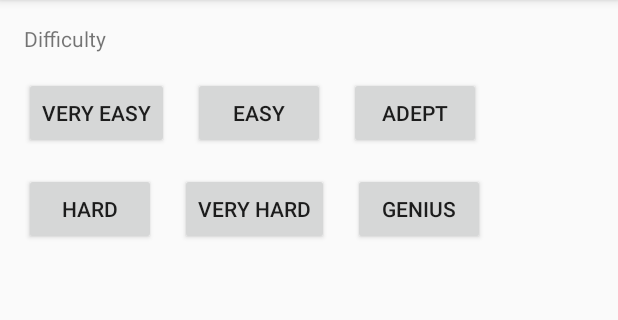
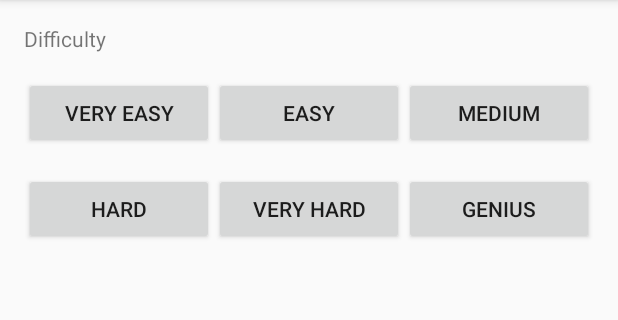
Before and after one commit to strikebit/mathblitz, an Android app: the PracticeActivity screen opened directly, with no data from a screen before it, on a phone screen of 412 x 824 dp, the part 84-404 px from its top. Run offline under Robolectric (Android 15) with nearby library versions, the phone set to English and light mode, and no system bars.

Commit message:
Misc ui tweaks

```diff
--- a/app/src/main/java/io/strikebit/mathblitz/GameActivity.java
+++ b/app/src/main/java/io/strikebit/mathblitz/GameActivity.java
@@ -138,6 +138,7 @@ public class GameActivity extends AppCompatActivity {
                 progressBar.setVisibility(View.VISIBLE);
                 TextView questionText = findViewById(R.id.math_question);
                 questionText.setVisibility(View.VISIBLE);
+                timerText.setVisibility(View.VISIBLE);
                 final Handler timerHandler = new Handler();
                 timerHandler.postDelayed(new Runnable() {
                     @Override
@@ -194,7 +195,7 @@ public class GameActivity extends AppCompatActivity {
             questionTimer = null;
         }
 
-        questionTimer = new CountDownTimer(questionTime, 10) {
+        questionTimer = new CountDownTimer(questionTime, 100) {
             public void onTick(long mUntilFinished) {
                 currentQuestionTime = questionTime - (float) mUntilFinished;
                 double i = (double) mUntilFinished;
--- a/app/src/main/java/io/strikebit/mathblitz/strategy/MathQuestionStrategy.java
+++ b/app/src/main/java/io/strikebit/mathblitz/strategy/MathQuestionStrategy.java
@@ -18,6 +18,7 @@ public class MathQuestionStrategy implements MathQuestionStrategyInterface {
     private final static String OPERATOR_MINUS = "-";
     private final static String OPERATOR_MULTIPLY = "*";
     private final static String OPERATOR_DIVIDE = "/";
+    private final static String OPERATOR_EXPONENT = "^";
     private final static List<String> operators = Collections.unmodifiableList(Arrays.asList(
             OPERATOR_PLUS, OPERATOR_MINUS, OPERATOR_MULTIPLY, OPERATOR_DIVIDE));
 
@@ -97,6 +98,9 @@ public class MathQuestionStrategy implements MathQuestionStrategyInterface {
         int operand2 = random.nextInt(16);
         if (0 == operand2 && OPERATOR_DIVIDE.equals(operator)) {
             ++operand2;
+        }
+        if (OPERATOR_EXPONENT.equals(operator)) {
+            // TODO
         }
 
         String question = String.format(Locale.US, "%d %s %d", operand1, operator, operand2);
--- a/app/src/main/res/drawable/rounded_button_purple.xml
+++ b/app/src/main/res/drawable/rounded_button_maroon.xml
@@ -3,22 +3,22 @@
     <item android:state_pressed="true">
         <shape android:shape="rectangle">
             <corners android:radius="10dip" />
-            <stroke android:width="1dip" android:color="#5e7974" />
-            <gradient android:angle="-90" android:startColor="#345953" android:endColor="#689a92"  />
+            <stroke android:width="1dip" android:color="#8b1846" />
+            <gradient android:angle="-90" android:startColor="#680531" android:endColor="#8b1846"  />
         </shape>
     </item>
     <item android:state_focused="true">
         <shape android:shape="rectangle">
             <corners android:radius="10dip" />
-            <stroke android:width="1dip" android:color="#822990" />
-            <solid android:color="#822990"/>
+            <stroke android:width="1dip" android:color="#8b1846" />
+            <solid android:color="#8b1846"/>
         </shape>
     </item>
     <item>
         <shape android:shape="rectangle">
             <corners android:radius="10dip" />
-            <stroke android:width="1dip" android:color="#822990" />
-            <gradient android:angle="-90" android:startColor="#822990" android:endColor="#611c6c" />
+            <stroke android:width="1dip" android:color="#b0275b" />
+            <gradient android:angle="-90" android:startColor="#8b1846" android:endColor="#680531" />
         </shape>
     </item>
 </selector>
--- a/app/src/main/res/layout/activity_game.xml
+++ b/app/src/main/res/layout/activity_game.xml
@@ -13,6 +13,7 @@
         android:layout_marginTop="16dp"
         android:layout_marginEnd="16dp"
         android:layout_marginRight="16dp"
+        android:visibility="invisible"
         android:text="@string/start_timer_default"
         app:layout_constraintEnd_toEndOf="parent"
         app:layout_constraintTop_toTopOf="parent" />
--- a/app/src/main/res/layout/activity_main.xml
+++ b/app/src/main/res/layout/activity_main.xml
@@ -95,8 +95,8 @@
         android:layout_marginEnd="16dp"
         android:layout_marginTop="16dp"
         android:layout_marginBottom="16dp"
-        app:layout_constraintStart_toStartOf="@id/text_stats"
-        app:layout_constraintTop_toTopOf="@id/text_stats"
+        app:layout_constraintStart_toEndOf="@id/text_stats"
+        app:layout_constraintTop_toBottomOf="@id/text_stats"
         >
         <Button
             android:id="@+id/button_leaderboard"
@@ -105,7 +105,7 @@
             android:layout_weight="1"
             android:onClick="leaderboardClick"
             android:textColor="@color/colorWhite"
-            android:background="@drawable/rounded_button_red"
+            android:background="@drawable/rounded_button_maroon"
             android:layout_marginRight="2dp"
             android:layout_marginEnd="2dp"
             android:text="@string/leaderboard" />
@@ -117,7 +117,7 @@
             android:layout_weight="1"
             android:onClick="viewStatsClick"
             android:textColor="@color/colorWhite"
-            android:background="@drawable/rounded_button_red"
+            android:background="@drawable/rounded_button_maroon"
             android:layout_marginLeft="2dp"
             android:layout_marginStart="2dp"
             android:text="@string/my_stats" />
--- a/app/src/main/res/layout/activity_practice.xml
+++ b/app/src/main/res/layout/activity_practice.xml
@@ -17,75 +17,83 @@
         app:layout_constraintStart_toStartOf="parent"
         app:layout_constraintTop_toTopOf="parent" />
 
+    <LinearLayout
+        android:id="@+id/practice_layout_1"
+        android:layout_width="match_parent"
+        android:layout_height="wrap_content"
+        android:orientation="horizontal"
+        android:layout_marginStart="16dp"
+        android:layout_marginLeft="16dp"
+        android:layout_marginRight="16dp"
+        android:layout_marginEnd="16dp"
+        android:layout_marginTop="16dp"
+        android:layout_marginBottom="16dp"
+        app:layout_constraintStart_toEndOf="@id/text_difficulty"
+        app:layout_constraintTop_toBottomOf="@id/text_difficulty"
+        >
         <Button
             android:id="@+id/button_practice_very_easy"
-        android:layout_width="wrap_content"
+            android:layout_width="0dp"
             android:layout_height="wrap_content"
-        android:layout_marginStart="16dp"
-        android:layout_marginLeft="16dp"
-        android:layout_marginTop="16dp"
+            android:layout_weight="1"
             android:onClick="onStartPracticeGameVeryEasyClick"
-        android:text="Very Easy"
-        app:layout_constraintStart_toStartOf="parent"
-        app:layout_constraintTop_toBottomOf="@+id/text_difficulty" />
+            android:text="Very Easy" />
 
         <Button
             android:id="@+id/button_practice_easy"
-        android:layout_width="wrap_content"
+            android:layout_width="0dp"
             android:layout_height="wrap_content"
-        android:layout_marginStart="16dp"
-        android:layout_marginLeft="16dp"
-        android:layout_marginTop="16dp"
+            android:layout_weight="1"
             android:onClick="onStartPracticeGameEasyClick"
-        android:text="Easy"
-        app:layout_constraintStart_toEndOf="@+id/button_practice_very_easy"
-        app:layout_constraintTop_toBottomOf="@+id/text_difficulty" />
+            android:text="Easy" />
 
         <Button
             android:id="@+id/button_practice_adept"
-        android:layout_width="wrap_content"
+            android:layout_width="0dp"
             android:layout_height="wrap_content"
+            android:layout_weight="1"
+            android:onClick="onStartPracticeGameAdeptClick"
+            android:text="Medium" />
+    </LinearLayout>
+
+    <LinearLayout
+        android:id="@+id/practice_layout_2"
+        android:layout_width="match_parent"
+        android:layout_height="wrap_content"
+        android:orientation="horizontal"
         android:layout_marginStart="16dp"
         android:layout_marginLeft="16dp"
+        android:layout_marginRight="16dp"
+        android:layout_marginEnd="16dp"
         android:layout_marginTop="16dp"
-        android:onClick="onStartPracticeGameAdeptClick"
-        android:text="Adept"
-        app:layout_constraintStart_toEndOf="@+id/button_practice_easy"
-        app:layout_constraintTop_toBottomOf="@+id/text_difficulty" />
-
+        android:layout_marginBottom="16dp"
+        app:layout_constraintStart_toEndOf="@id/practice_layout_1"
+        app:layout_constraintTop_toBottomOf="@id/practice_layout_1"
+        >
         <Button
             android:id="@+id/button_practice_hard"
-        android:layout_width="wrap_content"
+            android:layout_width="0dp"
             android:layout_height="wrap_content"
-        android:layout_marginStart="16dp"
-        android:layout_marginLeft="16dp"
-        android:layout_marginTop="16dp"
+            android:layout_weight="1"
             android:onClick="onStartPracticeGameHardClick"
-        android:text="Hard"
-        app:layout_constraintStart_toStartOf="parent"
-        app:layout_constraintTop_toBottomOf="@+id/button_practice_very_easy" />
+            android:text="Hard" />
 
         <Button
             android:id="@+id/button_practice_very_hard"
-        android:layout_width="wrap_content"
+            android:layout_width="0dp"
             android:layout_height="wrap_content"
-        android:layout_marginStart="16dp"
-        android:layout_marginLeft="16dp"
-        android:layout_marginTop="16dp"
+            android:layout_weight="1"
             android:onClick="onStartPracticeGameVeryHardClick"
             android:text="Very Hard"
-        app:layout_constraintStart_toEndOf="@+id/button_practice_hard"
-        app:layout_constraintTop_toBottomOf="@+id/button_practice_very_easy" />
+            />
 
         <Button
             android:id="@+id/button_practice_genius"
-        android:layout_width="wrap_content"
+            android:layout_width="0dp"
             android:layout_height="wrap_content"
-        android:layout_marginStart="16dp"
-        android:layout_marginLeft="16dp"
-        android:layout_marginTop="16dp"
+            android:layout_weight="1"
             android:onClick="onStartPracticeGameGeniusClick"
-        android:text="Genius"
-        app:layout_constraintStart_toEndOf="@+id/button_practice_very_hard"
-        app:layout_constraintTop_toBottomOf="@+id/button_practice_very_easy" />
+            android:text="Genius" />
+    </LinearLayout>
+
 </androidx.constraintlayout.widget.ConstraintLayout>
--- a/app/src/main/res/layout/activity_result.xml
+++ b/app/src/main/res/layout/activity_result.xml
@@ -54,7 +54,7 @@
             android:layout_marginRight="5dp"
             android:onClick="playAgainClick"
             android:textColor="@color/colorWhite"
-            android:background="@drawable/rounded_button_red"
+            android:background="@drawable/rounded_button_maroon"
             android:paddingLeft="20dp"
             android:paddingStart="20dp"
             android:paddingRight="20dp"
@@ -70,7 +70,7 @@
             android:onClick="onBackToMenuClick"
             android:text="@string/back_to_menu"
             android:textColor="@color/colorWhite"
-            android:background="@drawable/rounded_button_red"
+            android:background="@drawable/rounded_button_maroon"
             android:paddingLeft="20dp"
             android:paddingStart="20dp"
             android:paddingRight="20dp"
```
Lines whose indentation alone changed are shown as unchanged.
